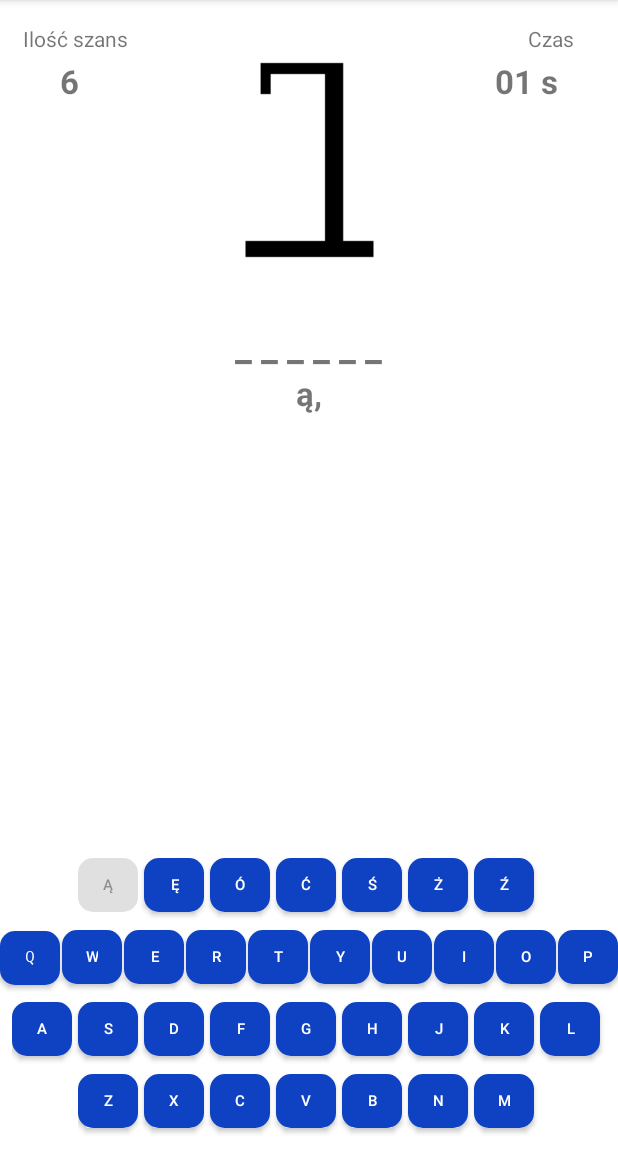
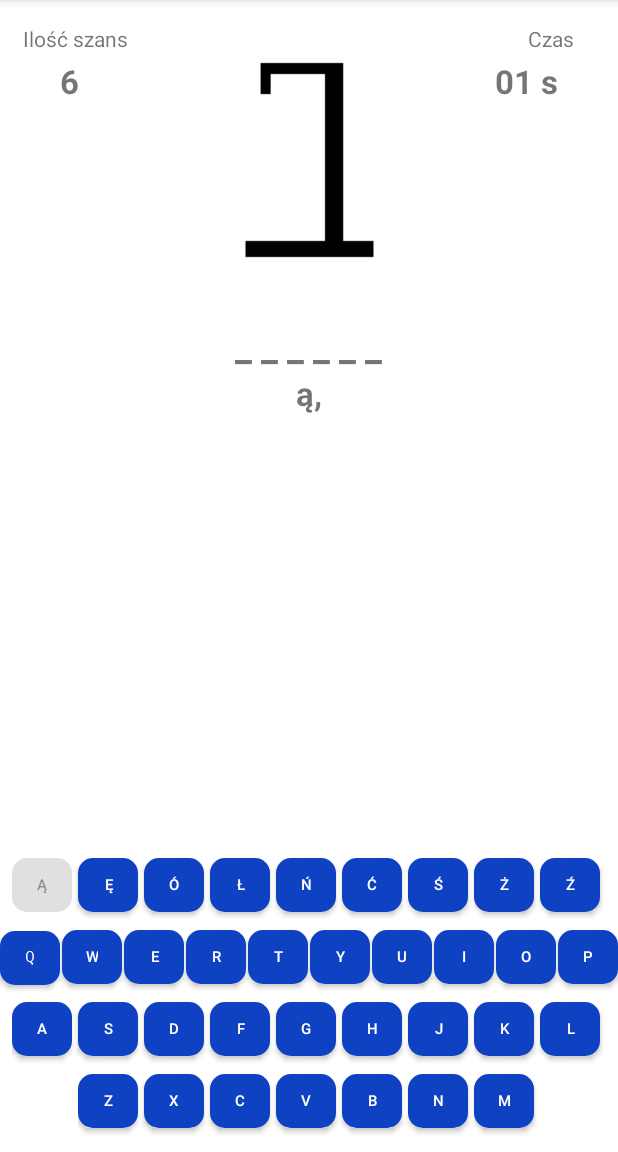
Before and after one commit to gandii99/Hangman, an Android app: the BoardActivity screen opened directly, with no data from a screen before it, after a tap on an icon or button, on a phone screen of 412 x 824 dp, the part 84-1236 px from its top. Run offline under Robolectric (Android 15) with nearby library versions, the phone set to English and light mode, and no system bars; 2 statements that could not run were skipped.

Commit message:
fixed keyboard:

```diff
--- a/app/src/main/java/com/example/hangman/BoardActivity.java
+++ b/app/src/main/java/com/example/hangman/BoardActivity.java
@@ -51,6 +51,7 @@ public class BoardActivity extends AppCompatActivity {
     int score = 0;
     int time = 0;
     boolean flagWaitTimer = false;
+    boolean flagTimeOut = false;
     String wordRand = slowka.get(new Random().nextInt(75));
     String allLetterUsed = "";
     String [] slowo = new String[wordRand.length()];
@@ -90,6 +91,7 @@ public class BoardActivity extends AppCompatActivity {
 
                         public void onFinish() {
                             timer.setText("try again");
+                            flagTimeOut = true;
                         }
 
                     };
@@ -247,14 +249,13 @@ public class BoardActivity extends AppCompatActivity {
                 mistake--;
             }
 
-            if(mistake == 0){
+            if(mistake == 0 || flagTimeOut == true){
                 flagWaitTimer = false;
                 waitTimer.cancel();
                 result.setText("Przegrałeś, szukane słowo to: " + wordRand);
                 playAgain.setVisibility(1);
                 flagTurnOffKayboard = true;
                 //TODO JEŻELI PRZEGRAŁEŚ
-
             }
 
             if(!Arrays.toString(slowo).contains("_")){
--- a/app/src/main/res/layout/activity_board.xml
+++ b/app/src/main/res/layout/activity_board.xml
@@ -164,6 +164,24 @@
                 android:layout_marginRight="4dp"
                 android:onClick="touchLetter"
                 android:text="Ó"
+                android:textSize="10dp"
+                app:cornerRadius="10dp" />
+
+            <Button
+                android:layout_width="40dp"
+                android:layout_height="wrap_content"
+                android:layout_marginRight="4dp"
+                android:onClick="touchLetter"
+                android:text="Ł"
+                android:textSize="10dp"
+                app:cornerRadius="10dp" />
+
+            <Button
+                android:layout_width="40dp"
+                android:layout_height="wrap_content"
+                android:layout_marginRight="4dp"
+                android:onClick="touchLetter"
+                android:text="Ń"
                 android:textSize="10dp"
                 app:cornerRadius="10dp" />
 
```
Also changed, not shown: app/src/main/AndroidManifest.xml (+8 -4 lines).
